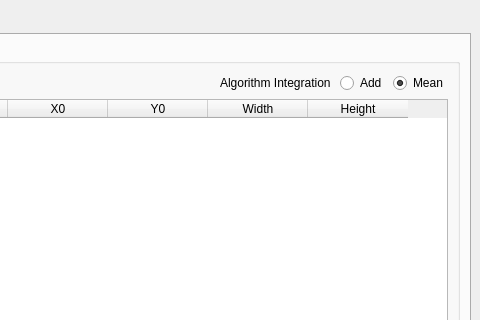
Qt form ui/ui_integrated_roi_counts_vs_file_name_and_time_stamp.ui (neutronimaging/python_notebooks) before a commit; both pictures show x 885 to 1365 and y 0 to 320 of the 1365 by 811 pixel window.
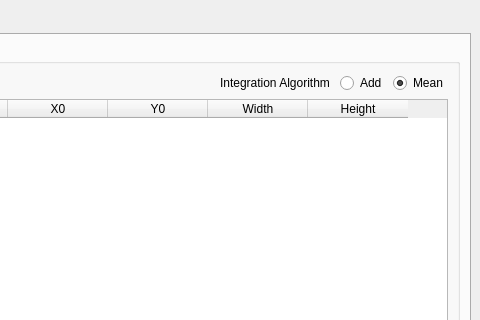
The same form after that commit.

What changed in the file:
```diff
--- a/ui/ui_integrated_roi_counts_vs_file_name_and_time_stamp.ui
+++ b/ui/ui_integrated_roi_counts_vs_file_name_and_time_stamp.ui
@@ -251,7 +251,7 @@
                     <item>
                      <widget class="QLabel" name="label">
                       <property name="text">
-                       <string>Algorithm Integration </string>
+                       <string>Integration Algorithm </string>
                       </property>
                      </widget>
                     </item>
```
